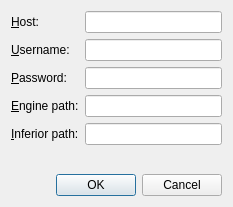
Old version of the form src/plugins/debugger/startremoteenginedialog.ui in the repository qt-creator/qt-creator.
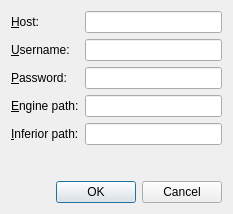
New version of the form.

What changed in the file:
```diff
--- a/src/plugins/debugger/startremoteenginedialog.ui
+++ b/src/plugins/debugger/startremoteenginedialog.ui
@@ -7,7 +7,7 @@
     <x>0</x>
     <y>0</y>
     <width>233</width>
-    <height>207</height>
+    <height>214</height>
    </rect>
   </property>
   <property name="windowTitle">
```
Left out of the diff: 4 changed lines with no effect on the pictures.
